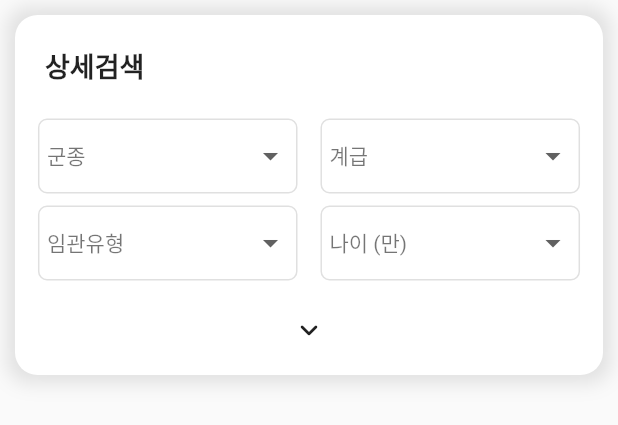
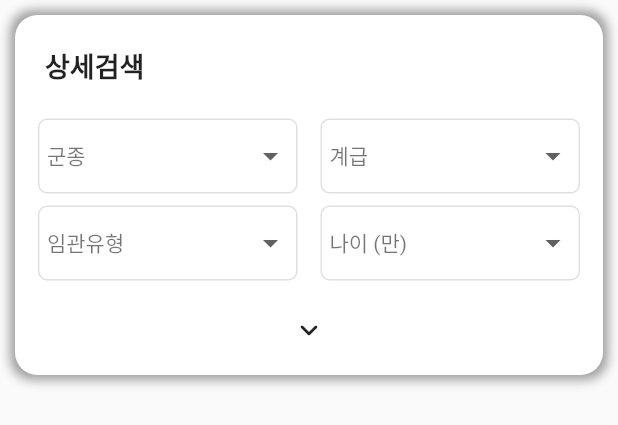
Before and after one commit to Welcome-K-Army/Welcome-K-Army, a Flutter app: the MyBottomSheet widget shown alone on an empty page, opened directly, on a phone screen of 412 x 824 dp. Shown: the top 425 px of the screen. Run offline on Flutter 3.47's test engine with Material 2 defaults, Android fonts, the phone set to English and light mode, and no system bars; our stand-ins replace flutter_swiper, google_maps_flutter; network calls fail.

Commit message:
ui update

```diff
--- a/lib/main.dart
+++ b/lib/main.dart
@@ -1,7 +1,7 @@
 import 'dart:async';
 
 import 'package:flutter/material.dart';
-import 'mapView/mapScreen/MapSample.dart';    // Api 사용 예시
+import 'mapView/mapScreen/MapSample.dart'; // Api 사용 예시
 import 'mapView/filterScreen/FilterScreen.dart'; // 학교 정보 필터링 예시
 
 void main() => runApp(MyApp());
@@ -12,6 +12,10 @@ class MyApp extends StatelessWidget {
     return MaterialApp(
       title: 'Filtering demo',
       home: FilterScreen(),
+      theme: ThemeData(
+        bottomSheetTheme:
+            BottomSheetThemeData(backgroundColor: Colors.black.withOpacity(0)),
+      ),
     );
   }
 }
--- a/lib/mapView/filterScreen/BottomSheet/MyBottomSheet.dart
+++ b/lib/mapView/filterScreen/BottomSheet/MyBottomSheet.dart
@@ -9,8 +9,6 @@ class MyBottomSheet extends StatefulWidget {
 }
 
 class _MyBottomSheetState extends State<MyBottomSheet> {
-
-
   @override
   Widget build(BuildContext context) {
     return Container(
@@ -20,7 +18,7 @@ class _MyBottomSheetState extends State<MyBottomSheet> {
         color: Colors.white,
         borderRadius: BorderRadius.all(Radius.circular(15)),
         boxShadow: [
-          BoxShadow(blurRadius: 10, color: Colors.grey[300], spreadRadius: 5)
+          BoxShadow(blurRadius: 5, color: Colors.grey[500], spreadRadius: 3)
         ],
       ),
       child: Column(children: <Widget>[
--- a/lib/mapView/filterScreen/FilterScreen.dart
+++ b/lib/mapView/filterScreen/FilterScreen.dart
@@ -29,6 +29,7 @@ class FilterScreen extends StatelessWidget {
       providers: [ChangeNotifierProvider(create: (context) => FilterData())],
       child: Scaffold(
         floatingActionButton: MyFloatingActionButton(),
+        floatingActionButtonLocation: FloatingActionButtonLocation.centerFloat,
         body: Center(
           child: Consumer<FilterData>(
             builder: (context, filterData, child) {
```
Also changed, not shown: lib/mapView/filterScreen/MyFloatingButton.dart (+11 -1 lines).
